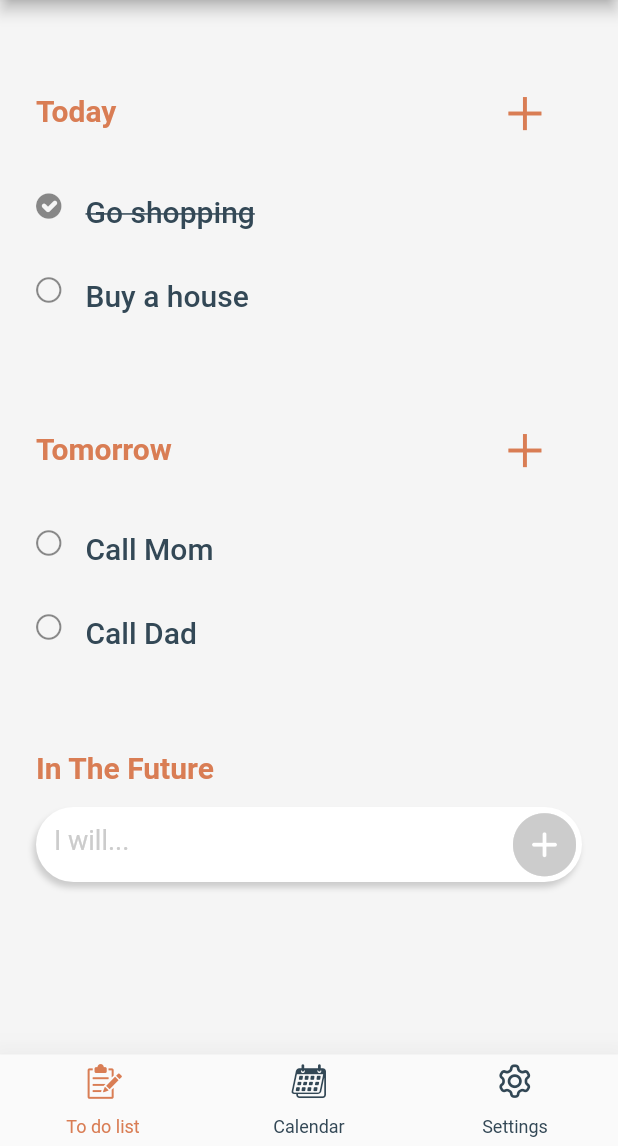
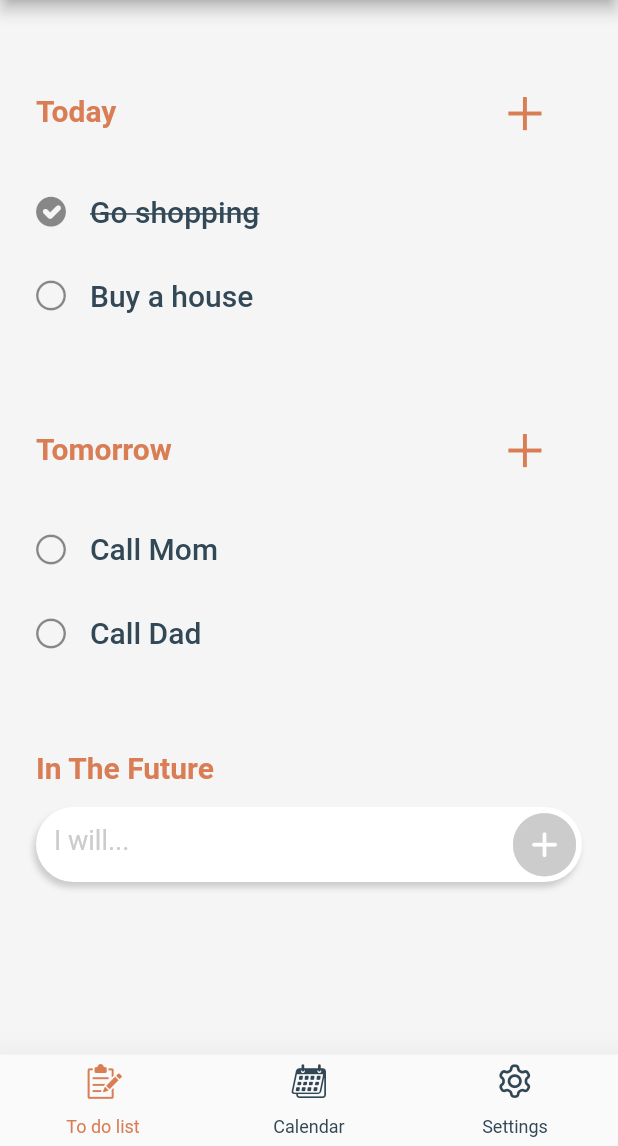
Before and after one commit to zmoghbel/ZiPlanner, a Flutter app: the screen it shows after launch, on a phone screen of 412 x 824 dp, the part 90-1236 px from its top. Run offline on Flutter 3.47's test engine with Material 2 defaults, Android fonts, the phone set to English and light mode, and no system bars; drawn by our look-alikes of flutter_slidable; our stand-ins replace flutter_advanced_switch.

Commit message:
Aligning checkIcon & title in TodoTile

```diff
--- a/lib/components/todo-tile.dart
+++ b/lib/components/todo-tile.dart
@@ -1,8 +1,8 @@
 import 'package:flutter/cupertino.dart';
 import 'package:flutter/material.dart';
 import 'package:flutter/widgets.dart';
+import 'package:flutter_slidable/flutter_slidable.dart';
 import 'package:ziplanner/zip-icons.dart';
-import 'package:flutter_slidable/flutter_slidable.dart';
 
 class TodoTile extends StatelessWidget {
   final String title;
@@ -11,12 +11,7 @@ class TodoTile extends StatelessWidget {
   final Function deleteCallback;
   final Function editCallback;
 
-  TodoTile(
-      {this.title,
-      this.isChecked = false,
-      this.checkIconCallback,
-      this.deleteCallback,
-      this.editCallback});
+  TodoTile({this.title, this.isChecked = false, this.checkIconCallback, this.deleteCallback, this.editCallback});
 
   @override
   Widget build(BuildContext context) {
@@ -49,21 +44,22 @@ class TodoTile extends StatelessWidget {
       //key: Key(title),
       child: ListTile(
         contentPadding: EdgeInsets.all(0),
-        minLeadingWidth: 5,
-        leading: GestureDetector(
-          child: Icon(
-            isChecked
-                ? ZipIcons.check_circle_done
-                : ZipIcons.check_circle_empty,
-            size: 17,
+        minLeadingWidth: 3,
+        leading: SizedBox(
+          width: 20,
+          child: IconButton(
+            padding: EdgeInsets.all(0),
+            icon: Icon(
+              isChecked ? ZipIcons.check_circle_done : ZipIcons.check_circle_empty,
+              size: 20,
+            ),
+            onPressed: checkIconCallback,
           ),
-          onTap: checkIconCallback,
         ),
         title: Text(
           title,
           style: TextStyle(
-            decoration:
-                isChecked ? TextDecoration.lineThrough : TextDecoration.none,
+            decoration: isChecked ? TextDecoration.lineThrough : TextDecoration.none,
             fontSize: 20,
             color: Color(0XFF334856),
             fontFamily: 'Roboto',
```
